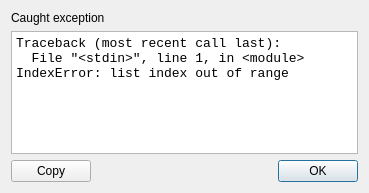
The window that QtPyVCP/widgets/dialogs/error_dialog.ui (kcjengr/qtpyvcp) describes before a commit, drawn with Qt 5.
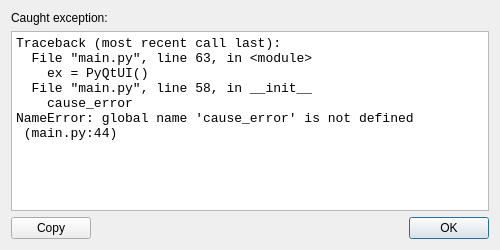
The same window after the commit.

Commit message: Make error dialog bigger

Diff of the .ui file:
```diff
--- a/QtPyVCP/widgets/dialogs/error_dialog.ui
+++ b/QtPyVCP/widgets/dialogs/error_dialog.ui
@@ -6,8 +6,8 @@
    <rect>
     <x>0</x>
     <y>0</y>
-    <width>369</width>
-    <height>193</height>
+    <width>500</width>
+    <height>250</height>
    </rect>
   </property>
   <property name="windowTitle">
@@ -17,7 +17,7 @@
    <item>
     <widget class="QLabel" name="label">
      <property name="text">
-      <string>Caught exception</string>
+      <string>Caught exception:</string>
      </property>
      <property name="alignment">
       <set>Qt::AlignLeading|Qt::AlignLeft|Qt::AlignVCenter</set>
@@ -39,14 +39,27 @@
      <property name="tabChangesFocus">
       <bool>false</bool>
      </property>
+     <property name="documentTitle">
+      <string>Error Traceback</string>
+     </property>
+     <property name="lineWrapMode">
+      <enum>QTextEdit::FixedColumnWidth</enum>
+     </property>
+     <property name="lineWrapColumnOrWidth">
+      <number>80</number>
+     </property>
      <property name="html">
       <string>&lt;!DOCTYPE HTML PUBLIC &quot;-//W3C//DTD HTML 4.0//EN&quot; &quot;http://www.w3.org/TR/REC-html40/strict.dtd&quot;&gt;
-&lt;html&gt;&lt;head&gt;&lt;meta name=&quot;qrichtext&quot; content=&quot;1&quot; /&gt;&lt;style type=&quot;text/css&quot;&gt;
+&lt;html&gt;&lt;head&gt;&lt;meta name=&quot;qrichtext&quot; content=&quot;1&quot; /&gt;&lt;title&gt;Error Traceback&lt;/title&gt;&lt;style type=&quot;text/css&quot;&gt;
 p, li { white-space: pre-wrap; }
 &lt;/style&gt;&lt;/head&gt;&lt;body style=&quot; font-family:'Monospace'; font-size:10pt; font-weight:400; font-style:normal;&quot;&gt;
-&lt;p style=&quot; margin-top:0px; margin-bottom:0px; margin-left:0px; margin-right:0px; -qt-block-indent:0; text-indent:0px;&quot;&gt;&lt;span style=&quot; font-family:'Bitstream Vera Sans Mono';&quot;&gt;Traceback (most recent call last):&lt;/span&gt;&lt;/p&gt;
-&lt;p style=&quot; margin-top:0px; margin-bottom:0px; margin-left:0px; margin-right:0px; -qt-block-indent:0; text-indent:0px;&quot;&gt;&lt;span style=&quot; font-family:'Bitstream Vera Sans Mono';&quot;&gt;  File &amp;quot;&amp;lt;stdin&amp;gt;&amp;quot;, line 1, in &amp;lt;module&amp;gt;&lt;/span&gt;&lt;/p&gt;
-&lt;p style=&quot; margin-top:0px; margin-bottom:0px; margin-left:0px; margin-right:0px; -qt-block-indent:0; text-indent:0px;&quot;&gt;&lt;span style=&quot; font-family:'Bitstream Vera Sans Mono';&quot;&gt;IndexError: list index out of range&lt;/span&gt;&lt;/p&gt;&lt;/body&gt;&lt;/html&gt;</string>
+&lt;p style=&quot; margin-top:0px; margin-bottom:0px; margin-left:0px; margin-right:0px; -qt-block-indent:0; text-indent:0px;&quot;&gt;Traceback (most recent call last):&lt;/p&gt;
+&lt;p style=&quot; margin-top:0px; margin-bottom:0px; margin-left:0px; margin-right:0px; -qt-block-indent:0; text-indent:0px;&quot;&gt;  File &amp;quot;main.py&amp;quot;, line 63, in &amp;lt;module&amp;gt;&lt;/p&gt;
+&lt;p style=&quot; margin-top:0px; margin-bottom:0px; margin-left:0px; margin-right:0px; -qt-block-indent:0; text-indent:0px;&quot;&gt;    ex = PyQtUI()&lt;/p&gt;
+&lt;p style=&quot; margin-top:0px; margin-bottom:0px; margin-left:0px; margin-right:0px; -qt-block-indent:0; text-indent:0px;&quot;&gt;  File &amp;quot;main.py&amp;quot;, line 58, in __init__&lt;/p&gt;
+&lt;p style=&quot; margin-top:0px; margin-bottom:0px; margin-left:0px; margin-right:0px; -qt-block-indent:0; text-indent:0px;&quot;&gt;    cause_error&lt;/p&gt;
+&lt;p style=&quot; margin-top:0px; margin-bottom:0px; margin-left:0px; margin-right:0px; -qt-block-indent:0; text-indent:0px;&quot;&gt;NameError: global name 'cause_error' is not defined&lt;/p&gt;
+&lt;p style=&quot; margin-top:0px; margin-bottom:0px; margin-left:0px; margin-right:0px; -qt-block-indent:0; text-indent:0px;&quot;&gt; (main.py:44)&lt;/p&gt;&lt;/body&gt;&lt;/html&gt;</string>
      </property>
      <property name="textInteractionFlags">
       <set>Qt::TextSelectableByKeyboard|Qt::TextSelectableByMouse</set>
```
Left out of the diff: 2 changed lines with no effect on the pictures.
